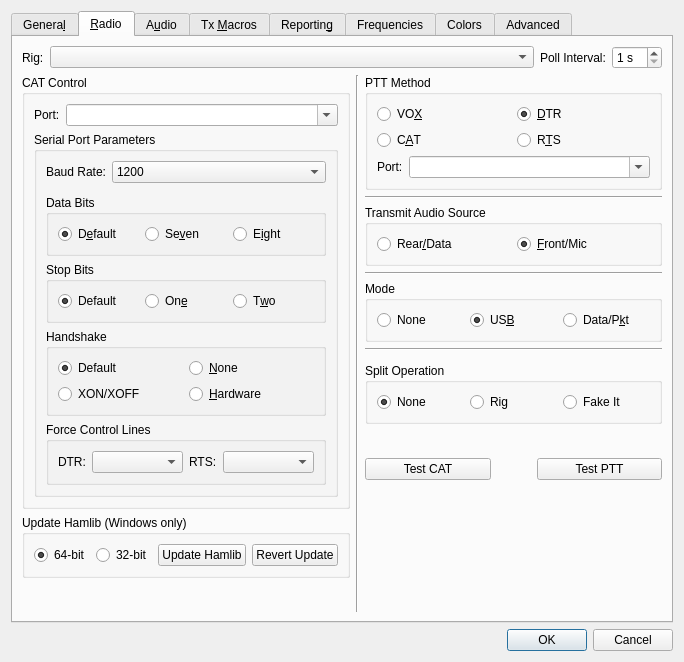
kholia/wsjtx, file Configuration.ui: the form before one commit.
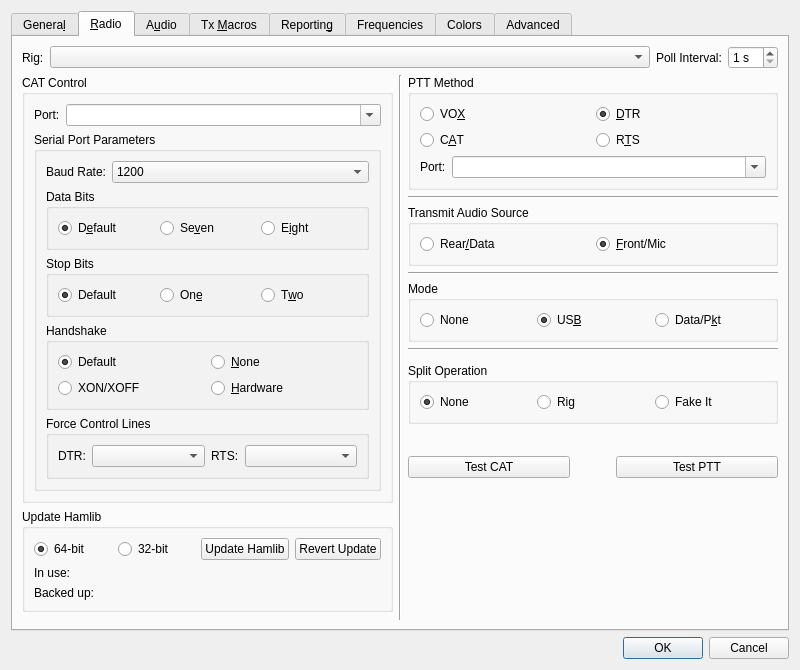
The form after the commit. The open tabs and pages were chosen to show the change. Custom widgets are drawn as their Qt base class.

Commit message: Add some improvements to the Update Hamlib feature (display Hamlib version, etc.).

The edit to the form file:
```diff
--- a/Configuration.ui
+++ b/Configuration.ui
@@ -6,8 +6,8 @@
    <rect>
     <x>0</x>
     <y>0</y>
-    <width>684</width>
-    <height>662</height>
+    <width>800</width>
+    <height>600</height>
    </rect>
   </property>
   <property name="windowTitle">
@@ -1371,7 +1371,7 @@
        <item row="12" column="0">
         <widget class="QGroupBox" name="hamlib_groupBox">
          <property name="title">
-          <string>Update Hamlib (Windows only)</string>
+          <string>Update Hamlib</string>
          </property>
          <layout class="QGridLayout" name="gridLayout_18">
           <item row="0" column="0">
@@ -1391,16 +1391,6 @@
             </property>
            </widget>
           </item>
-          <item row="0" column="2">
-           <widget class="QPushButton" name="hamlib_download_button">
-            <property name="toolTip">
-             <string>&lt;html&gt;&lt;head/&gt;&lt;body&gt;&lt;p&gt;Download the latest libhamlib-4.dll file from https://n0nb.users.sourceforge.net/. &lt;/p&gt;&lt;p&gt;Note: This function is only available on Windows.&lt;/p&gt;&lt;/body&gt;&lt;/html&gt;</string>
-            </property>
-            <property name="text">
-             <string>Update Hamlib</string>
-            </property>
-           </widget>
-          </item>
           <item row="0" column="3">
            <widget class="QPushButton" name="revert_update_button">
             <property name="toolTip">
@@ -1411,6 +1401,48 @@
             </property>
            </widget>
           </item>
+          <item row="0" column="2">
+           <widget class="QPushButton" name="hamlib_download_button">
+            <property name="toolTip">
+             <string>&lt;html&gt;&lt;head/&gt;&lt;body&gt;&lt;p&gt;Download the latest libhamlib-4.dll file from https://n0nb.users.sourceforge.net/. &lt;/p&gt;&lt;p&gt;Note: This function is only available on Windows.&lt;/p&gt;&lt;/body&gt;&lt;/html&gt;</string>
+            </property>
+            <property name="text">
+             <string>Update Hamlib</string>
+            </property>
+           </widget>
+          </item>
+          <item row="1" column="0" colspan="4">
+           <layout class="QGridLayout" name="hamlib_version_gridLayout" columnstretch="0,1">
+            <item row="0" column="0">
+             <widget class="QLabel" name="in_use_text">
+              <property name="text">
+               <string>In use:</string>
+              </property>
+             </widget>
+            </item>
+            <item row="1" column="0">
+             <widget class="QLabel" name="backed_up_text">
+              <property name="text">
+               <string>Backed up:</string>
+              </property>
+             </widget>
+            </item>
+            <item row="0" column="1">
+             <widget class="QLabel" name="in_use">
+              <property name="text">
+               <string/>
+              </property>
+             </widget>
+            </item>
+            <item row="1" column="1">
+             <widget class="QLabel" name="backed_up">
+              <property name="text">
+               <string/>
+              </property>
+             </widget>
+            </item>
+           </layout>
+          </item>
          </layout>
         </widget>
        </item>
```
Left out of the diff: 8 changed lines with no effect on the pictures. The commit also changes 2 other files.
